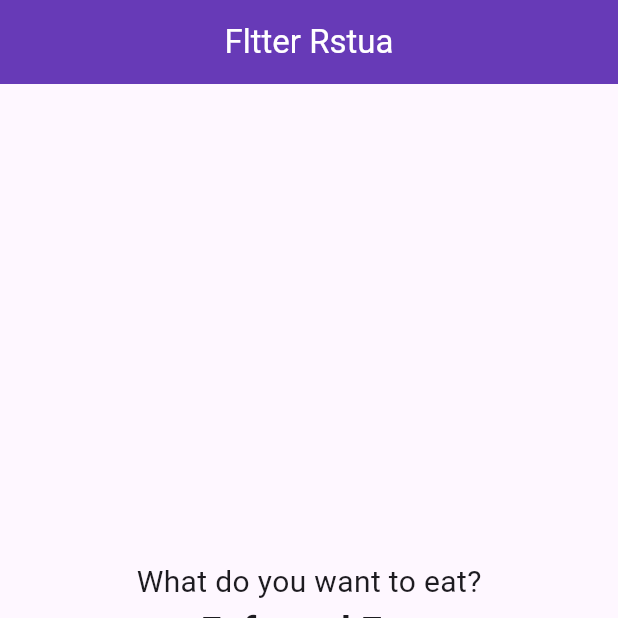
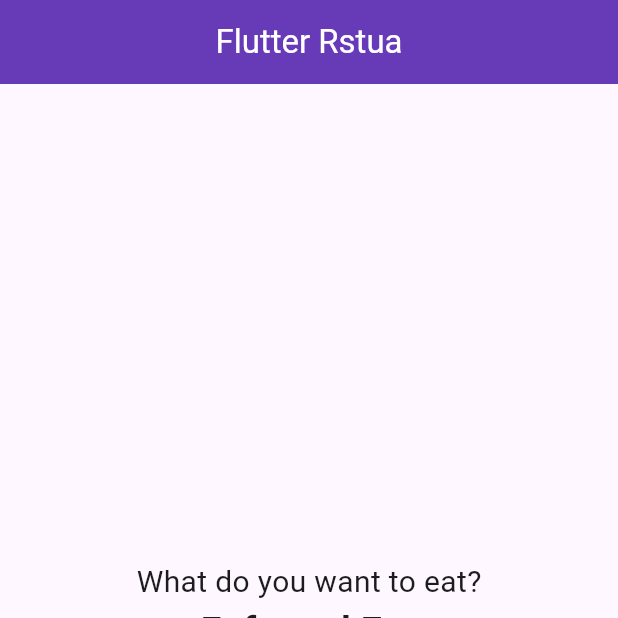
Before and after one commit to delbertkimbi/-30DaysOfFlutter-, a Flutter app: the screen it shows after launch, on a phone screen of 412 x 824 dp, the top half of it. Run offline on Flutter 3.47's test engine with Material 3 defaults, Android fonts, the light colour scheme and no system bars.

```diff
--- a/day1/lib/main.dart
+++ b/day1/lib/main.dart
@@ -1,4 +1,4 @@
- import 'package:day1/display.dart';
+import 'package:day1/display.dart';
 import 'package:flutter/material.dart';
 
 void main() {
@@ -16,7 +16,7 @@ class MyApp extends StatelessWidget {
         colorScheme: ColorScheme.fromSeed(seedColor: Colors.deepPurple),
         useMaterial3: true,
       ),
-      home: const MyHomePage(title: 'Fltter Rstua'),
+      home: const MyHomePage(title: 'Flutter Rstua'),
     );
   }
 }
```
